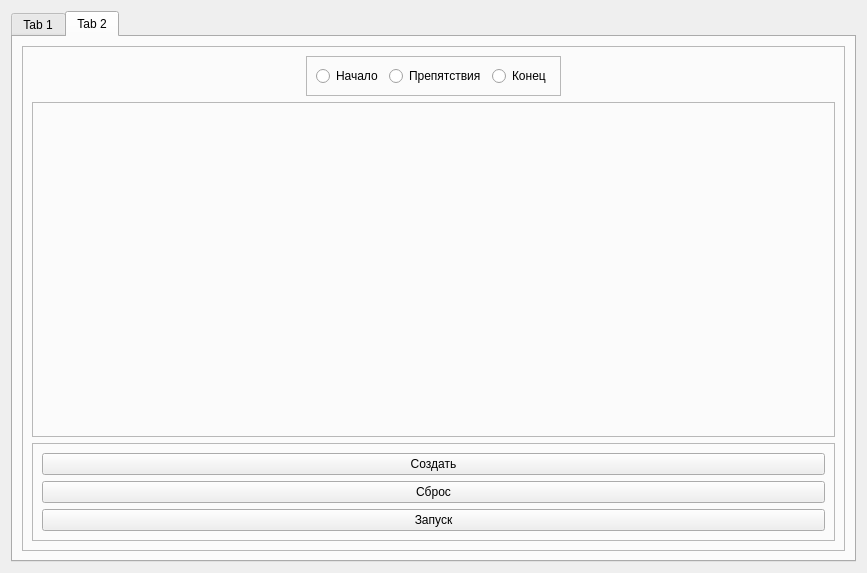
Above: dijkstra_algo_widget.ui from Lunovoy/graph-algorithms before the change. Below: the same form after it.
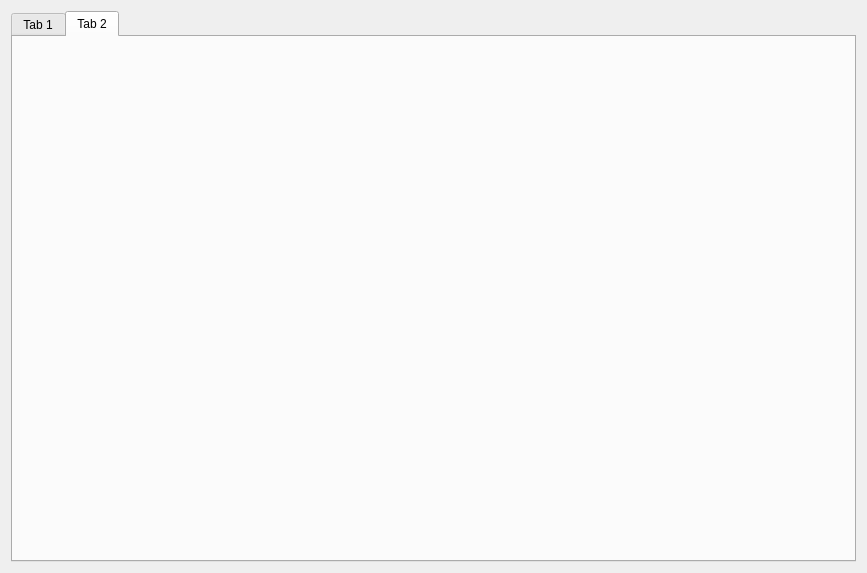
That is the form after the change. The open tabs and pages were chosen to show the change.

Commit message: added complete visualization of Dijkstra's algorithm

```diff
--- a/dijkstra_algo_widget.ui
+++ b/dijkstra_algo_widget.ui
@@ -382,103 +382,7 @@
       <attribute name="title">
        <string>Tab 2</string>
       </attribute>
-      <layout class="QVBoxLayout" name="verticalLayout_7">
-       <item>
-        <widget class="QFrame" name="frame_4">
-         <property name="frameShape">
-          <enum>QFrame::StyledPanel</enum>
-         </property>
-         <property name="frameShadow">
-          <enum>QFrame::Raised</enum>
-         </property>
-         <layout class="QVBoxLayout" name="verticalLayout_8">
-          <item alignment="Qt::AlignHCenter">
-           <widget class="QFrame" name="frame_5">
-            <property name="frameShape">
-             <enum>QFrame::StyledPanel</enum>
-            </property>
-            <property name="frameShadow">
-             <enum>QFrame::Raised</enum>
-            </property>
-            <layout class="QHBoxLayout" name="horizontalLayout_4">
-             <item>
-              <widget class="QRadioButton" name="rb_start_point">
-               <property name="text">
-                <string>Начало</string>
-               </property>
-              </widget>
-             </item>
-             <item>
-              <widget class="QRadioButton" name="rb_barrier">
-               <property name="text">
-                <string>Препятствия</string>
-               </property>
-              </widget>
-             </item>
-             <item>
-              <widget class="QRadioButton" name="rb_end_point">
-               <property name="text">
-                <string>Конец</string>
-               </property>
-              </widget>
-             </item>
-            </layout>
-           </widget>
-          </item>
-          <item>
-           <widget class="QFrame" name="frame_6">
-            <property name="sizePolicy">
-             <sizepolicy hsizetype="Expanding" vsizetype="Expanding">
-              <horstretch>0</horstretch>
-              <verstretch>0</verstretch>
-             </sizepolicy>
-            </property>
-            <property name="frameShape">
-             <enum>QFrame::StyledPanel</enum>
-            </property>
-            <property name="frameShadow">
-             <enum>QFrame::Raised</enum>
-            </property>
-            <layout class="QVBoxLayout" name="verticalLayout_10"/>
-           </widget>
-          </item>
-          <item>
-           <widget class="QFrame" name="frame_7">
-            <property name="frameShape">
-             <enum>QFrame::StyledPanel</enum>
-            </property>
-            <property name="frameShadow">
-             <enum>QFrame::Raised</enum>
-            </property>
-            <layout class="QVBoxLayout" name="verticalLayout_9">
-             <item>
-              <widget class="QPushButton" name="pb_create_field">
-               <property name="text">
-                <string>Создать</string>
-               </property>
-              </widget>
-             </item>
-             <item>
-              <widget class="QPushButton" name="pb_clear">
-               <property name="text">
-                <string>Сброс</string>
-               </property>
-              </widget>
-             </item>
-             <item>
-              <widget class="QPushButton" name="pb_launch_action">
-               <property name="text">
-                <string>Запуск</string>
-               </property>
-              </widget>
-             </item>
-            </layout>
-           </widget>
-          </item>
-         </layout>
-        </widget>
-       </item>
-      </layout>
+      <layout class="QVBoxLayout" name="verticalLayout_7"/>
      </widget>
     </widget>
    </item>
```
Left out of the diff: 2 changed lines with no effect on the pictures. The commit also changes 13 other files.
